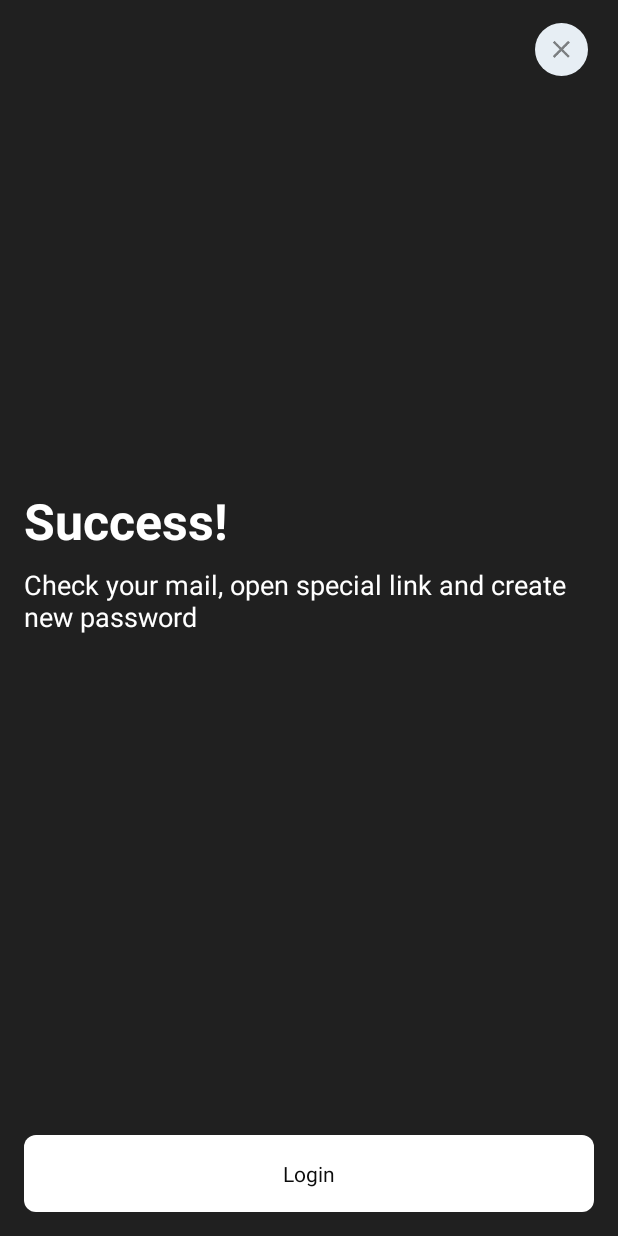
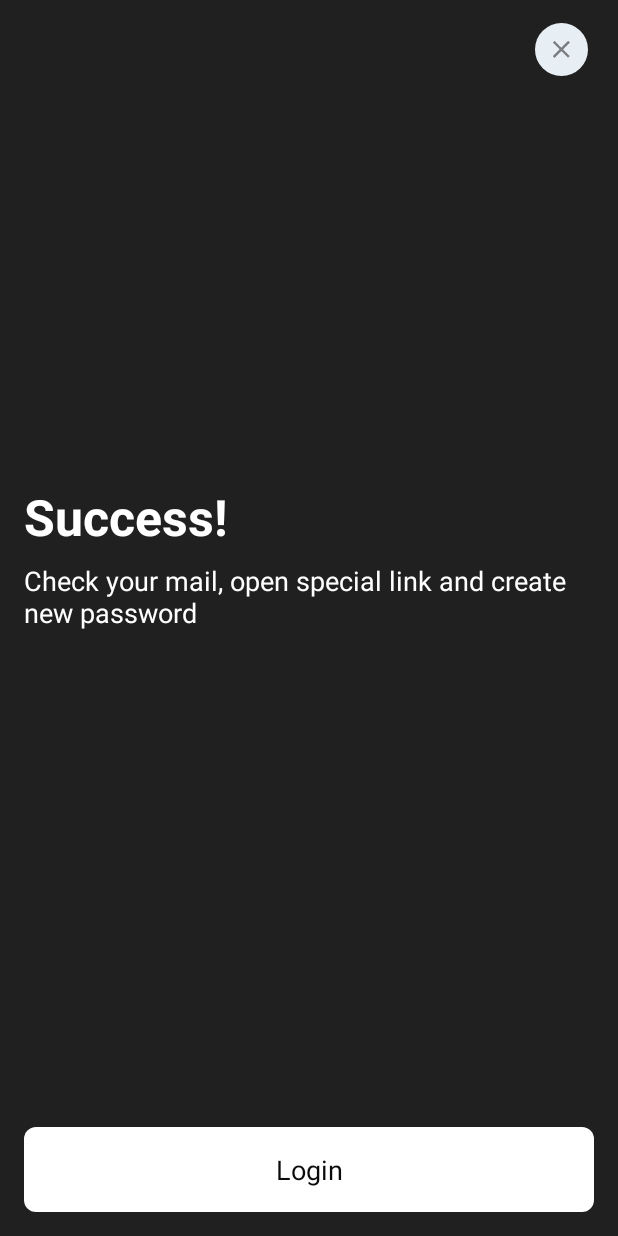
Before and after one commit to GeraniVolves/Lobster, an Android app: the layout recovery_account_success.xml on its own in the app's theme, with its tools: preview values and no code run, on a phone screen of 412 x 824 dp. Run offline under Robolectric (Android 15) with nearby library versions, the phone set to English and light mode, and no system bars.

Commit message:
change colors

```diff
--- a/app/src/main/res/layout/facebook_create_password.xml
+++ b/app/src/main/res/layout/facebook_create_password.xml
@@ -38,6 +38,7 @@
         android:layout_marginTop="32dp"
         android:hint="@string/password"
         android:inputType="textPassword"
+        android:textColor="@color/edit_text_color"
         />
 
     <EditText
@@ -45,6 +46,7 @@
         android:layout_marginTop="8dp"
         android:hint="@string/password_again"
         android:inputType="textPassword"
+        android:textColor="@color/edit_text_color"
         />
 
     <TextView
@@ -59,5 +61,6 @@
         android:paddingTop="12dp"
         android:text="@string/create"
         android:textColor="#0B0B0B"
+        android:textSize="20sp"
         />
 </LinearLayout>
--- a/app/src/main/res/layout/recover_account.xml
+++ b/app/src/main/res/layout/recover_account.xml
@@ -69,6 +69,7 @@
             android:layout_marginTop="30dp"
             android:hint="@string/email"
             android:inputType="textEmailAddress"
+            android:textColor="@color/edit_text_color"
             />
 
         <TextView
@@ -82,6 +83,7 @@
             android:paddingBottom="12dp"
             android:paddingTop="12dp"
             android:text="@string/recover"
+            android:textSize="18sp"
             android:textColor="#0B0B0B"
             />
     </LinearLayout>
--- a/app/src/main/res/layout/recovery_account_success.xml
+++ b/app/src/main/res/layout/recovery_account_success.xml
@@ -25,7 +25,7 @@
                 android:layout_marginLeft="16dp"
                 android:layout_marginRight="16dp"
                 android:text="@string/success"
-                android:textColor="#FFFFFF"
+                android:textColor="@color/login_title"
                 android:textSize="33sp"
                 android:textStyle="bold"
                 />
@@ -37,7 +37,7 @@
                 android:layout_marginRight="16dp"
                 android:layout_marginTop="8dp"
                 android:text="@string/recovery_account_success_description"
-                android:textColor="#FFFFFF"
+                android:textColor="@color/login_title"
                 android:textSize="18sp"
                 />
         </LinearLayout>
@@ -56,6 +56,7 @@
             android:paddingTop="16dp"
             android:text="@string/login"
             android:textColor="#0B0B0B"
+            android:textSize="18sp"
             />
     </LinearLayout>
 
```
